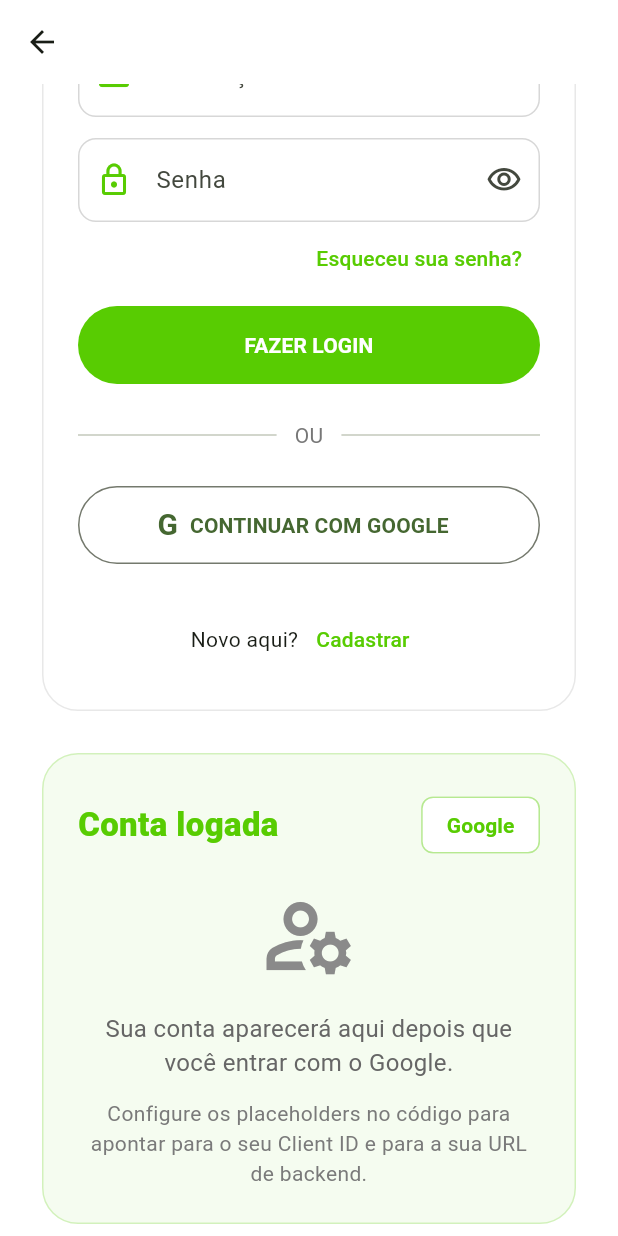
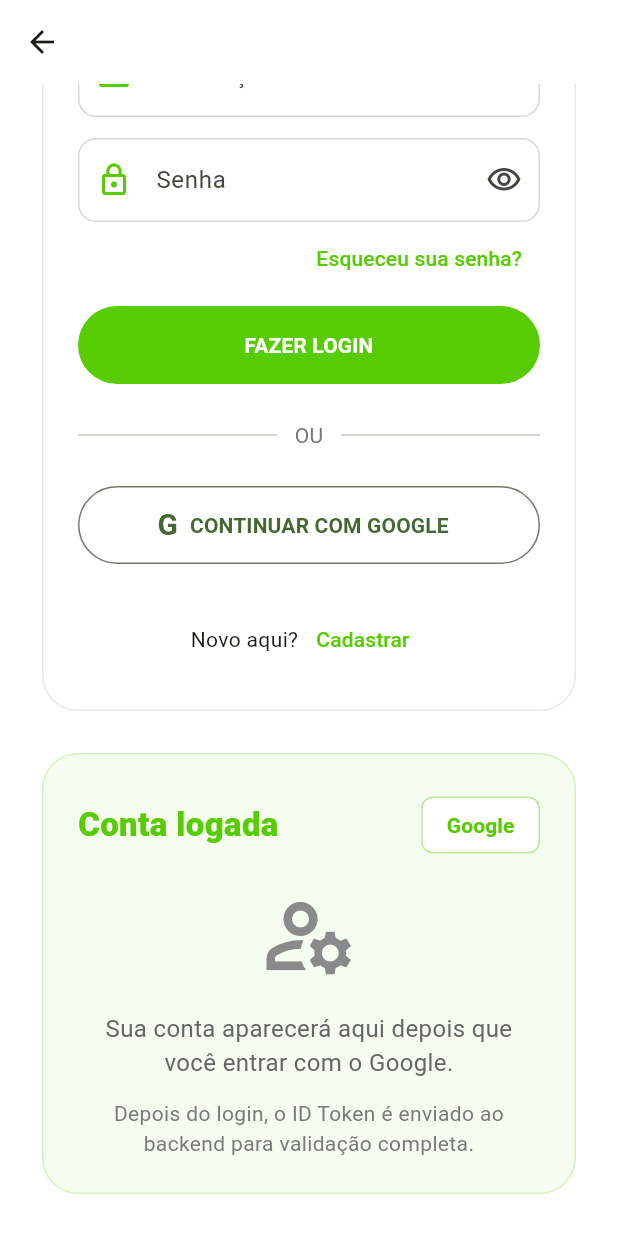
Before and after one commit to samuelbueno123/duolingo-com-ia, a Flutter app: the LoginPage screen opened directly, scrolled down 261 dp, on a phone screen of 412 x 824 dp. Run offline on Flutter 3.47's test engine with Material 3 defaults, Android fonts, the phone set to English and light mode, and no system bars; our stand-ins replace cached_network_image, flutter_cache_manager, google_sign_in.

Commit message:
fix(frontend): integrate google login exchange with backend contract
Co-authored-by: samuelbueno123 <198386966+samuelbueno123@users.noreply.github.com>

```diff
--- a/frontend/lib/screens/login_page.dart
+++ b/frontend/lib/screens/login_page.dart
@@ -21,19 +21,15 @@ class LoginPage extends StatefulWidget {
 }
 
 class _LoginPageState extends State<LoginPage> {
-  // TROQUE os valores abaixo pelos seus IDs/URLs reais do Google Cloud e do seu backend.
-  // - `_googleWebClientId`: necessário para o login funcionar no Web.
-  // - `_googleIosClientId`: necessário no iOS.
-  // - `_googleServerClientId`: opcional, útil se seu backend validar o `idToken`.
-  // - `_backendAuthExchangeUrl`: URL do seu backend para trocar/validar o token do Google.
+  // Client ID do OAuth Web configurado no backend para validar o token.
   static const String _googleWebClientId =
       '367385027390-dmuj8neeqpgcbph3uk9qfb2cs5ubldhp.apps.googleusercontent.com';
   static const String _googleIosClientId =
       'COLOQUE_SEU_CLIENT_ID_IOS_AQUI.apps.googleusercontent.com';
   static const String _googleServerClientId =
-      'COLOQUE_SEU_CLIENT_ID_SERVER_AQUI.apps.googleusercontent.com';
+      '367385027390-dmuj8neeqpgcbph3uk9qfb2cs5ubldhp.apps.googleusercontent.com';
   static const String _backendAuthExchangeUrl =
-      'https://SUA_URL_DO_BACKEND_AQUI/api/auth/google';
+      'http://localhost:8080/api/auth/google';
   final _formKey = GlobalKey<FormState>();
   late final GoogleSignIn _googleSignIn = GoogleSignIn(
     scopes: const <String>['email', 'profile'],
@@ -44,10 +40,7 @@ class _LoginPageState extends State<LoginPage> {
               ? _googleIosClientId
               : null),
     serverClientId:
-        _hasServerClientIdConfigured &&
-            _googleServerClientId != _googleWebClientId
-        ? _googleServerClientId
-        : null,
+        _hasServerClientIdConfigured ? _googleServerClientId : null,
   );
   GoogleSignInAccount? _googleAccount;
   GoogleSignInAuthentication? _googleAuth;
@@ -63,9 +56,6 @@ class _LoginPageState extends State<LoginPage> {
 
   bool get _hasServerClientIdConfigured =>
       !_googleServerClientId.contains('COLOQUE_SEU_CLIENT_ID_SERVER_AQUI');
-
-  bool get _hasBackendUrlConfigured =>
-      !_backendAuthExchangeUrl.contains('SUA_URL_DO_BACKEND_AQUI');
   @override
   void initState() {
     super.initState();
@@ -98,7 +88,7 @@ class _LoginPageState extends State<LoginPage> {
         _signedInAt = DateTime.now();
       });
       try {
-        final backendMessage = await _exchangeTokenWithBackend(account, auth);
+        final backendMessage = await _exchangeTokenWithBackend(auth);
         if (mounted) {
           setState(() => _backendStatusMessage = backendMessage);
         }
@@ -151,7 +141,7 @@ class _LoginPageState extends State<LoginPage> {
         _signedInAt = DateTime.now();
       });
       try {
-        final backendMessage = await _exchangeTokenWithBackend(account, auth);
+        final backendMessage = await _exchangeTokenWithBackend(auth);
         if (mounted) {
           setState(() => _backendStatusMessage = backendMessage);
         }
@@ -197,12 +187,10 @@ class _LoginPageState extends State<LoginPage> {
     _showMessage('Conta do Google desconectada.');
   }
 
-  Future<String> _exchangeTokenWithBackend(
-    GoogleSignInAccount account,
-    GoogleSignInAuthentication auth,
-  ) async {
-    if (!_hasBackendUrlConfigured) {
-      return 'Conectado com Google. Troque `_backendAuthExchangeUrl` pela URL real da sua API para validar o token no servidor.';
+  Future<String> _exchangeTokenWithBackend(GoogleSignInAuthentication auth) async {
+    final idToken = auth.idToken;
+    if (idToken == null || idToken.isEmpty) {
+      throw StateError('Google não retornou o ID Token necessário para o backend.');
     }
     final response = await http.post(
       Uri.parse(_backendAuthExchangeUrl),
@@ -211,13 +199,7 @@ class _LoginPageState extends State<LoginPage> {
         'Accept': 'application/json',
       },
       body: jsonEncode(<String, dynamic>{
-        'role': widget.role,
-        'email': account.email,
-        'displayName': account.displayName,
-        'photoUrl': account.photoUrl,
-        'googleId': account.id,
-        'accessToken': auth.accessToken,
-        'idToken': auth.idToken,
+        'credential': idToken,
       }),
     );
     if (response.statusCode < 200 || response.statusCode >= 300) {
@@ -225,7 +207,13 @@ class _LoginPageState extends State<LoginPage> {
         'Backend respondeu ${response.statusCode}: ${response.body}',
       );
     }
-    return 'Token do Google enviado ao backend com sucesso.';
+    final Map<String, dynamic> data =
+        jsonDecode(response.body) as Map<String, dynamic>;
+    if (data['success'] != true) {
+      throw StateError('Backend recusou o login: ${data['message'] ?? response.body}');
+    }
+    return (data['message'] as String?) ??
+        'Login com Google validado pelo backend com sucesso.';
   }
 
   @override
@@ -481,7 +469,7 @@ class _LoginPageState extends State<LoginPage> {
               ),
               const SizedBox(height: 12),
               const Text(
-                'Configure os placeholders no código para apontar para o seu Client ID e para a sua URL de backend.',
+                'Depois do login, o ID Token é enviado ao backend para validação completa.',
                 textAlign: TextAlign.center,
                 style: TextStyle(color: Color(0xFF7A7A7A)),
               ),
```
